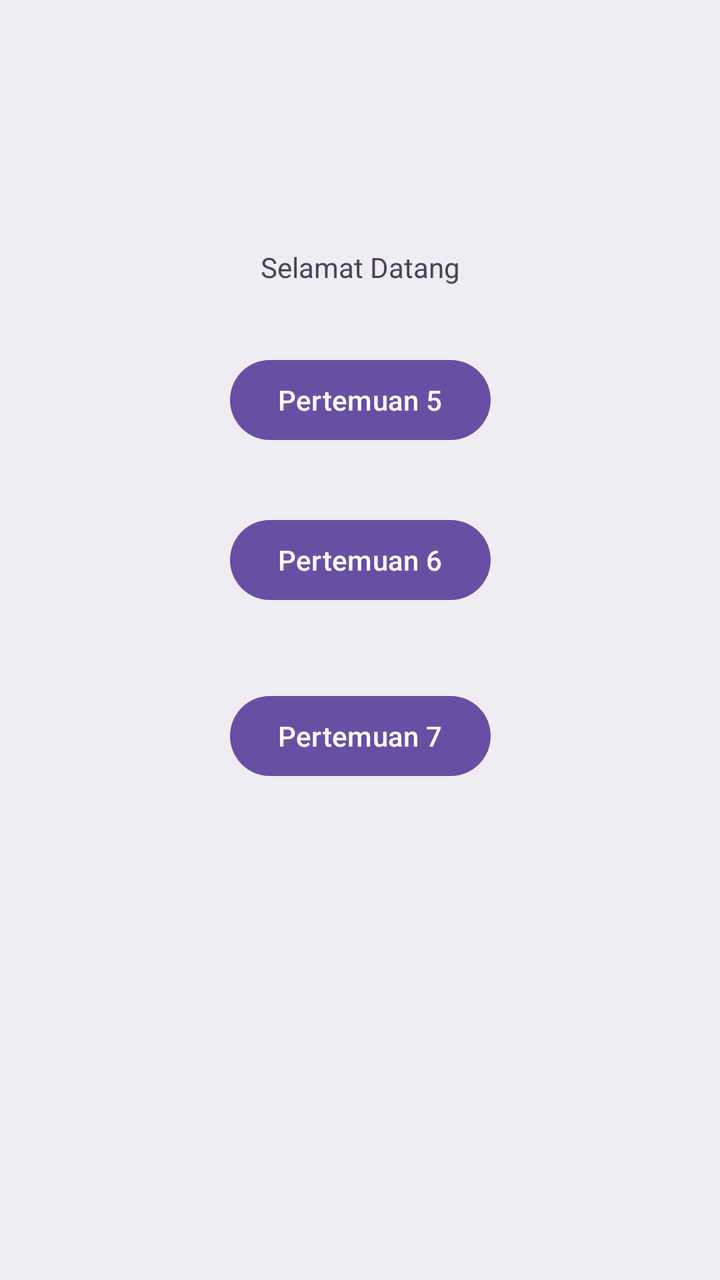
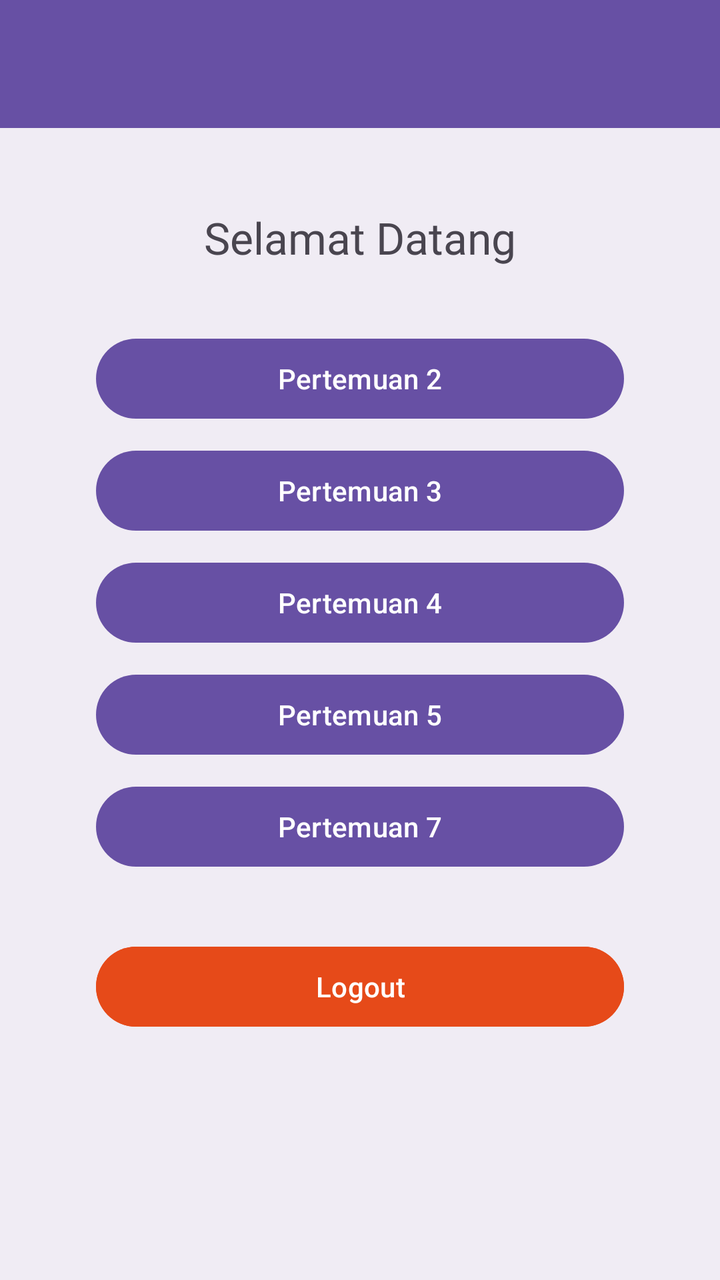

The first picture is an Android layout as it rendered before a commit; the second is the same layout after the commit. The layout source and the unified diff follow.
<!-- AndroidManifest.xml: application theme Theme.Immanuel_3TIF -->
<!-- res/layout/fragment_home.xml -->
<?xml version="1.0" encoding="utf-8"?>
<androidx.constraintlayout.widget.ConstraintLayout xmlns:android="http://schemas.android.com/apk/res/android"
    xmlns:tools="http://schemas.android.com/tools"
    android:layout_width="match_parent"
    android:layout_height="match_parent"
    xmlns:app="http://schemas.android.com/apk/res-auto"
    android:background='#11364A5F'
    tools:context=".Home.HomeFragment">

    <Button
        android:id="@+id/btnToFourth"
        android:layout_width="wrap_content"
        android:layout_height="wrap_content"
        android:layout_marginTop="184dp"
        android:text="Pertemuan 4"
        app:layout_constraintBottom_toTopOf="@+id/button"
        app:layout_constraintEnd_toEndOf="parent"
        app:layout_constraintStart_toStartOf="parent"
        app:layout_constraintTop_toTopOf="parent"
        app:layout_constraintVertical_bias="0.0" />

    <TextView
        android:id="@+id/textView4"
        android:layout_width="wrap_content"
        android:layout_height="wrap_content"
        android:layout_marginTop="124dp"
        android:text="Selamat Datang"
        app:layout_constraintBottom_toTopOf="@+id/btnToFourth"
        app:layout_constraintEnd_toEndOf="parent"
        app:layout_constraintStart_toStartOf="parent"
        app:layout_constraintTop_toTopOf="parent"
        app:layout_constraintVertical_bias="0.0" />

    <Button
        android:id="@+id/button"
        android:layout_width="wrap_content"
        android:layout_height="wrap_content"
        android:layout_marginBottom="32dp"
        android:text="Pertemuan 5"
        app:layout_constraintBottom_toTopOf="@+id/button2"
        app:layout_constraintEnd_toEndOf="parent"
        app:layout_constraintStart_toStartOf="parent" />

    <Button
        android:id="@+id/button2"
        android:layout_width="wrap_content"
        android:layout_height="wrap_content"
        android:layout_marginBottom="40dp"
        android:text="Pertemuan 6"
        app:layout_constraintBottom_toTopOf="@+id/btnToSeventh"
        app:layout_constraintEnd_toEndOf="parent"
        app:layout_constraintStart_toStartOf="parent" />

    <Button
        android:id="@+id/btnToSeventh"
        android:layout_width="wrap_content"
        android:layout_height="wrap_content"
        android:layout_marginBottom="248dp"
        android:text="Pertemuan 7"
        app:layout_constraintBottom_toBottomOf="parent"
        app:layout_constraintEnd_toEndOf="parent"
        app:layout_constraintStart_toStartOf="parent" />

</androidx.constraintlayout.widget.ConstraintLayout>
<!-- resources referenced by this layout -->
<resources>
  <style name="Theme.Immanuel_3TIF" parent="Base.Theme.Immanuel_3TIF" />
  <style name="Base.Theme.Immanuel_3TIF" parent="Theme.Material3.DayNight.NoActionBar">
          
          
      </style>
</resources>

<!-- the commit's change to res/layout/fragment_home.xml (unified diff, before → after) -->
@@ -1,64 +1,88 @@
 <?xml version="1.0" encoding="utf-8"?>
 <androidx.constraintlayout.widget.ConstraintLayout xmlns:android="http://schemas.android.com/apk/res/android"
+    xmlns:app="http://schemas.android.com/apk/res-auto"
     xmlns:tools="http://schemas.android.com/tools"
     android:layout_width="match_parent"
     android:layout_height="match_parent"
-    xmlns:app="http://schemas.android.com/apk/res-auto"
-    android:background='#11364A5F'
+    android:background="#11364A5F"
     tools:context=".Home.HomeFragment">
 
-    <Button
-        android:id="@+id/btnToFourth"
-        android:layout_width="wrap_content"
-        android:layout_height="wrap_content"
-        android:layout_marginTop="184dp"
-        android:text="Pertemuan 4"
-        app:layout_constraintBottom_toTopOf="@+id/button"
+    <androidx.appcompat.widget.Toolbar
+        android:id="@+id/toolbar"
+        android:layout_width="match_parent"
+        android:layout_height="?attr/actionBarSize"
+        android:background="?attr/colorPrimary"
+        android:theme="@style/ThemeOverlay.MaterialComponents.Dark.ActionBar"
+        app:titleTextColor="@android:color/white"
         app:layout_constraintEnd_toEndOf="parent"
         app:layout_constraintStart_toStartOf="parent"
-        app:layout_constraintTop_toTopOf="parent"
-        app:layout_constraintVertical_bias="0.0" />
+        app:layout_constraintTop_toTopOf="parent" />
 
-    <TextView
-        android:id="@+id/textView4"
-        android:layout_width="wrap_content"
-        android:layout_height="wrap_content"
-        android:layout_marginTop="124dp"
-        android:text="Selamat Datang"
-        app:layout_constraintBottom_toTopOf="@+id/btnToFourth"
-        app:layout_constraintEnd_toEndOf="parent"
-        app:layout_constraintStart_toStartOf="parent"
-        app:layout_constraintTop_toTopOf="parent"
-        app:layout_constraintVertical_bias="0.0" />
+    <androidx.core.widget.NestedScrollView
+        android:layout_width="match_parent"
+        android:layout_height="0dp"
+        app:layout_constraintBottom_toBottomOf="parent"
+        app:layout_constraintTop_toBottomOf="@+id/toolbar">
 
-    <Button
-        android:id="@+id/button"
-        android:layout_width="wrap_content"
-        android:layout_height="wrap_content"
-        android:layout_marginBottom="32dp"
-        android:text="Pertemuan 5"
-        app:layout_constraintBottom_toTopOf="@+id/button2"
-        app:layout_constraintEnd_toEndOf="parent"
-        app:layout_constraintStart_toStartOf="parent" />
+        <LinearLayout
+            android:layout_width="match_parent"
+            android:layout_height="wrap_content"
+            android:gravity="center_horizontal"
+            android:orientation="vertical"
+            android:paddingStart="48dp"
+            android:paddingTop="40dp"
+            android:paddingEnd="48dp"
+            android:paddingBottom="24dp">
 
-    <Button
-        android:id="@+id/button2"
-        android:layout_width="wrap_content"
-        android:layout_height="wrap_content"
-        android:layout_marginBottom="40dp"
-        android:text="Pertemuan 6"
-        app:layout_constraintBottom_toTopOf="@+id/btnToSeventh"
-        app:layout_constraintEnd_toEndOf="parent"
-        app:layout_constraintStart_toStartOf="parent" />
+            <TextView
+                android:id="@+id/tvWelcome"
+                android:layout_width="wrap_content"
+                android:layout_height="wrap_content"
+                android:layout_marginBottom="24dp"
+                android:fontFamily="@font/notoserifjpbold"
+                android:text="Selamat Datang"
+                android:textSize="22sp" />
 
-    <Button
-        android:id="@+id/btnToSeventh"
-        android:layout_width="wrap_content"
-        android:layout_height="wrap_content"
-        android:layout_marginBottom="248dp"
-        android:text="Pertemuan 7"
-        app:layout_constraintBottom_toBottomOf="parent"
-        app:layout_constraintEnd_toEndOf="parent"
-        app:layout_constraintStart_toStartOf="parent" />
+            <Button
+                android:id="@+id/btnToSecond"
+                android:layout_width="match_parent"
+                android:layout_height="wrap_content"
+                android:layout_marginTop="8dp"
+                android:text="Pertemuan 2" />
+            <Button
+                android:id="@+id/btnToThird"
+                android:layout_width="match_parent"
+                android:layout_height="wrap_content"
+                android:layout_marginTop="8dp"
+                android:text="Pertemuan 3" />
+            <Button
+                android:id="@+id/btnToFourth"
+                android:layout_width="match_parent"
+                android:layout_height="wrap_content"
+                android:layout_marginTop="8dp"
+                android:text="Pertemuan 4" />
+            <Button
+                android:id="@+id/btnToFifth"
+                android:layout_width="match_parent"
+                android:layout_height="wrap_content"
+                android:layout_marginTop="8dp"
+                android:text="Pertemuan 5" />
+            <Button
+                android:id="@+id/btnToSeventh"
+                android:layout_width="match_parent"
+                android:layout_height="wrap_content"
+                android:layout_marginTop="8dp"
+                android:text="Pertemuan 7" />
+
+            <Button
+                android:id="@+id/btnLogout"
+                android:layout_width="match_parent"
+                android:layout_height="wrap_content"
+                android:layout_marginTop="32dp"
+                android:backgroundTint="#E64A19"
+                android:text="Logout" />
+
+        </LinearLayout>
+    </androidx.core.widget.NestedScrollView>
 
 </androidx.constraintlayout.widget.ConstraintLayout>
